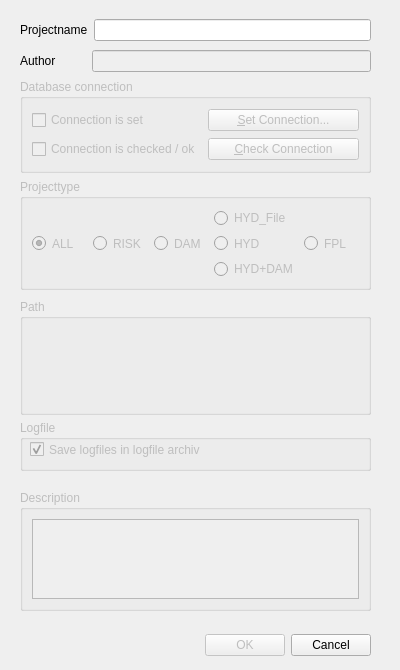
Qt form source_code/system_sys/source_code/gui/Sys_New_Project_Dia.ui (dabachma/ProMaIDes_src) before a commit.
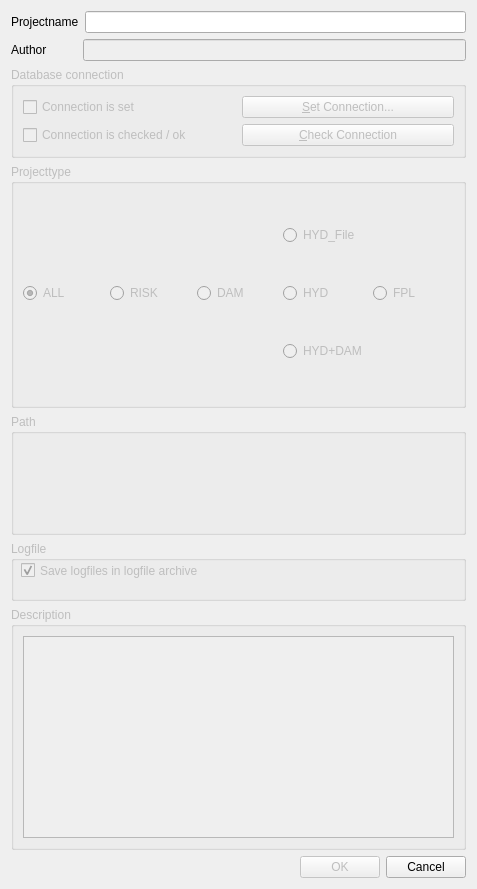
The same form after that commit. Icons and pictures are not drawn. Custom widgets are drawn as their Qt base class.

Commit message: HYD-modul: bug fixed in 1d-1d diversion channel coupling

What changed in the file:
```diff
--- a/source_code/system_sys/source_code/gui/Sys_New_Project_Dia.ui
+++ b/source_code/system_sys/source_code/gui/Sys_New_Project_Dia.ui
@@ -6,12 +6,12 @@
    <rect>
     <x>0</x>
     <y>0</y>
-    <width>400</width>
-    <height>670</height>
+    <width>477</width>
+    <height>889</height>
    </rect>
   </property>
   <property name="sizePolicy">
-   <sizepolicy hsizetype="Minimum" vsizetype="Minimum">
+   <sizepolicy hsizetype="Expanding" vsizetype="Expanding">
     <horstretch>0</horstretch>
     <verstretch>0</verstretch>
    </sizepolicy>
@@ -19,13 +19,13 @@
   <property name="minimumSize">
    <size>
     <width>400</width>
-    <height>670</height>
+    <height>660</height>
    </size>
   </property>
   <property name="maximumSize">
    <size>
-    <width>400</width>
-    <height>670</height>
+    <width>2000</width>
+    <height>2000</height>
    </size>
   </property>
   <property name="windowTitle">
@@ -35,17 +35,117 @@
    <iconset resource="resources/system_sys_resource.qrc">
     <normaloff>:/prom_icon</normaloff>:/prom_icon</iconset>
   </property>
+  <layout class="QVBoxLayout" name="verticalLayout_3">
+   <item>
+    <layout class="QHBoxLayout" name="horizontalLayout">
+     <item>
+      <widget class="QLabel" name="label">
+       <property name="toolTip">
+        <string>The name of the project file/directory) is equal to the project name, with the suffix *.prm. If the name exits already in the directory or in the database the name will be *_1.prm. No capital letter are permitted!</string>
+       </property>
+       <property name="text">
+        <string>Projectname</string>
+       </property>
+      </widget>
+     </item>
+     <item>
+      <widget class="QLineEdit" name="lineEdit_pro_name">
+       <property name="toolTip">
+        <string>The projectname is limited to 29 signs!</string>
+       </property>
+       <property name="maxLength">
+        <number>29</number>
+       </property>
+      </widget>
+     </item>
+    </layout>
+   </item>
+   <item>
+    <layout class="QHBoxLayout" name="horizontalLayout_2">
+     <item>
+      <widget class="QLabel" name="label_2">
+       <property name="text">
+        <string>Author         </string>
+       </property>
+      </widget>
+     </item>
+     <item>
+      <widget class="QLineEdit" name="lineEdit_author">
+       <property name="enabled">
+        <bool>false</bool>
+       </property>
+      </widget>
+     </item>
+    </layout>
+   </item>
+   <item>
+    <widget class="QGroupBox" name="groupBox_database">
+     <property name="enabled">
+      <bool>false</bool>
+     </property>
+     <property name="toolTip">
+      <string>All project requires a database connection, where the data (input, results) are stroed  </string>
+     </property>
+     <property name="title">
+      <string>Database connection</string>
+     </property>
+     <layout class="QGridLayout" name="gridLayout">
+      <item row="0" column="0">
+       <widget class="QCheckBox" name="checkBox_db_is_set">
+        <property name="enabled">
+         <bool>false</bool>
+        </property>
+        <property name="text">
+         <string>Connection is set</string>
+        </property>
+        <property name="checkable">
+         <bool>false</bool>
+        </property>
+       </widget>
+      </item>
+      <item row="0" column="1">
+       <widget class="QPushButton" name="pushButton_set_db">
+        <property name="text">
+         <string>&amp;Set Connection...</string>
+        </property>
+       </widget>
+      </item>
+      <item row="1" column="0">
+       <widget class="QCheckBox" name="checkBox_db_is_checked">
+        <property name="enabled">
+         <bool>false</bool>
+        </property>
+        <property name="text">
+         <string>Connection is checked / ok</string>
+        </property>
+        <property name="checkable">
+         <bool>false</bool>
+        </property>
+       </widget>
+      </item>
+      <item row="1" column="1">
+       <widget class="QPushButton" name="pushButton_check_db">
+        <property name="enabled">
+         <bool>false</bool>
+        </property>
+        <property name="text">
+         <string>&amp;Check Connection</string>
+        </property>
+       </widget>
+      </item>
+     </layout>
+    </widget>
+   </item>
+   <item>
   <widget class="QGroupBox" name="groupBox_pro_type">
    <property name="enabled">
     <bool>false</bool>
    </property>
-   <property name="geometry">
-    <rect>
-     <x>20</x>
-     <y>179</y>
-     <width>351</width>
-     <height>111</height>
-    </rect>
+     <property name="sizePolicy">
+      <sizepolicy hsizetype="Expanding" vsizetype="Expanding">
+       <horstretch>0</horstretch>
+       <verstretch>0</verstretch>
+      </sizepolicy>
    </property>
    <property name="title">
     <string>Projecttype</string>
@@ -105,82 +205,12 @@
     </item>
    </layout>
   </widget>
-  <widget class="QGroupBox" name="groupBox_database">
-   <property name="enabled">
-    <bool>false</bool>
-   </property>
-   <property name="geometry">
-    <rect>
-     <x>20</x>
-     <y>79</y>
-     <width>351</width>
-     <height>94</height>
-    </rect>
-   </property>
-   <property name="toolTip">
-    <string>All project requires a database connection, where the data (input, results) are stroed  </string>
-   </property>
-   <property name="title">
-    <string>Database connection</string>
-   </property>
-   <layout class="QGridLayout" name="gridLayout">
-    <item row="0" column="0">
-     <widget class="QCheckBox" name="checkBox_db_is_set">
-      <property name="enabled">
-       <bool>false</bool>
-      </property>
-      <property name="text">
-       <string>Connection is set</string>
-      </property>
-      <property name="checkable">
-       <bool>false</bool>
-      </property>
-     </widget>
-    </item>
-    <item row="0" column="1">
-     <widget class="QPushButton" name="pushButton_set_db">
-      <property name="text">
-       <string>&amp;Set Connection...</string>
-      </property>
-     </widget>
-    </item>
-    <item row="1" column="0">
-     <widget class="QCheckBox" name="checkBox_db_is_checked">
-      <property name="enabled">
-       <bool>false</bool>
-      </property>
-      <property name="text">
-       <string>Connection is checked / ok</string>
-      </property>
-      <property name="checkable">
-       <bool>false</bool>
-      </property>
-     </widget>
-    </item>
-    <item row="1" column="1">
-     <widget class="QPushButton" name="pushButton_check_db">
-      <property name="enabled">
-       <bool>false</bool>
-      </property>
-      <property name="text">
-       <string>&amp;Check Connection</string>
-      </property>
-     </widget>
-    </item>
-   </layout>
-  </widget>
+   </item>
+   <item>
   <widget class="QGroupBox" name="groupBox_path">
    <property name="enabled">
     <bool>false</bool>
    </property>
-   <property name="geometry">
-    <rect>
-     <x>20</x>
-     <y>299</y>
-     <width>351</width>
-     <height>116</height>
-    </rect>
-   </property>
    <property name="title">
     <string>Path</string>
    </property>
@@ -197,17 +227,61 @@
     </item>
    </layout>
   </widget>
+   </item>
+   <item>
+    <widget class="QGroupBox" name="groupBox_logfile">
+     <property name="enabled">
+      <bool>false</bool>
+     </property>
+     <property name="sizePolicy">
+      <sizepolicy hsizetype="Expanding" vsizetype="Minimum">
+       <horstretch>0</horstretch>
+       <verstretch>0</verstretch>
+      </sizepolicy>
+     </property>
+     <property name="minimumSize">
+      <size>
+       <width>30</width>
+       <height>60</height>
+      </size>
+     </property>
+     <property name="title">
+      <string>Logfile</string>
+     </property>
+     <widget class="QCheckBox" name="checkBox_logfile">
+      <property name="geometry">
+       <rect>
+        <x>10</x>
+        <y>20</y>
+        <width>201</width>
+        <height>19</height>
+       </rect>
+      </property>
+      <property name="sizePolicy">
+       <sizepolicy hsizetype="Preferred" vsizetype="Preferred">
+        <horstretch>0</horstretch>
+        <verstretch>0</verstretch>
+       </sizepolicy>
+      </property>
+      <property name="text">
+       <string>Save logfiles in logfile archive</string>
+      </property>
+      <property name="checked">
+       <bool>true</bool>
+      </property>
+     </widget>
+    </widget>
+   </item>
+   <item>
   <widget class="QGroupBox" name="groupbox_descript">
    <property name="enabled">
     <bool>false</bool>
    </property>
-   <property name="geometry">
-    <rect>
-     <x>20</x>
-     <y>490</y>
-     <width>351</width>
-     <height>121</height>
-    </rect>
+     <property name="sizePolicy">
+      <sizepolicy hsizetype="Expanding" vsizetype="Expanding">
+       <horstretch>0</horstretch>
+       <verstretch>0</verstretch>
+      </sizepolicy>
    </property>
    <property name="title">
     <string>Description</string>
@@ -218,15 +292,8 @@
     </item>
    </layout>
   </widget>
-  <widget class="QWidget" name="layoutWidget">
-   <property name="geometry">
-    <rect>
-     <x>20</x>
-     <y>630</y>
-     <width>351</width>
-     <height>31</height>
-    </rect>
-   </property>
+   </item>
+   <item>
    <layout class="QHBoxLayout">
     <item>
      <spacer>
@@ -259,97 +326,8 @@
      </widget>
     </item>
    </layout>
-  </widget>
-  <widget class="QWidget" name="layoutWidget">
-   <property name="geometry">
-    <rect>
-     <x>20</x>
-     <y>50</y>
-     <width>351</width>
-     <height>22</height>
-    </rect>
-   </property>
-   <layout class="QHBoxLayout" name="horizontalLayout_2">
-    <item>
-     <widget class="QLabel" name="label_2">
-      <property name="text">
-       <string>Author         </string>
-      </property>
-     </widget>
-    </item>
-    <item>
-     <widget class="QLineEdit" name="lineEdit_author">
-      <property name="enabled">
-       <bool>false</bool>
-      </property>
-     </widget>
-    </item>
-   </layout>
-  </widget>
-  <widget class="QWidget" name="layoutWidget">
-   <property name="geometry">
-    <rect>
-     <x>20</x>
-     <y>19</y>
-     <width>351</width>
-     <height>22</height>
-    </rect>
-   </property>
-   <layout class="QHBoxLayout" name="horizontalLayout">
-    <item>
-     <widget class="QLabel" name="label">
-      <property name="toolTip">
-       <string>The name of the project file/directory) is equal to the project name, with the suffix *.prm. If the name exits already in the directory or in the database the name will be *_1.prm. No capital letter are permitted!</string>
-      </property>
-      <property name="text">
-       <string>Projectname</string>
-      </property>
-     </widget>
-    </item>
-    <item>
-     <widget class="QLineEdit" name="lineEdit_pro_name">
-      <property name="toolTip">
-       <string>The projectname is limited to 29 signs!</string>
-      </property>
-      <property name="maxLength">
-       <number>29</number>
-      </property>
-     </widget>
-    </item>
-   </layout>
-  </widget>
-  <widget class="QGroupBox" name="groupBox_logfile">
-   <property name="enabled">
-    <bool>false</bool>
-   </property>
-   <property name="geometry">
-    <rect>
-     <x>20</x>
-     <y>420</y>
-     <width>351</width>
-     <height>51</height>
-    </rect>
-   </property>
-   <property name="title">
-    <string>Logfile</string>
-   </property>
-   <widget class="QCheckBox" name="checkBox_logfile">
-    <property name="geometry">
-     <rect>
-      <x>10</x>
-      <y>20</y>
-      <width>171</width>
-      <height>19</height>
-     </rect>
-    </property>
-    <property name="text">
-     <string>Save logfiles in logfile archive</string>
-    </property>
-    <property name="checked">
-     <bool>true</bool>
-    </property>
-   </widget>
-  </widget>
+   </item>
+  </layout>
  </widget>
  <customwidgets>
   <customwidget>
```
Lines whose indentation alone changed are shown as unchanged. The commit also changes 1 other file.
